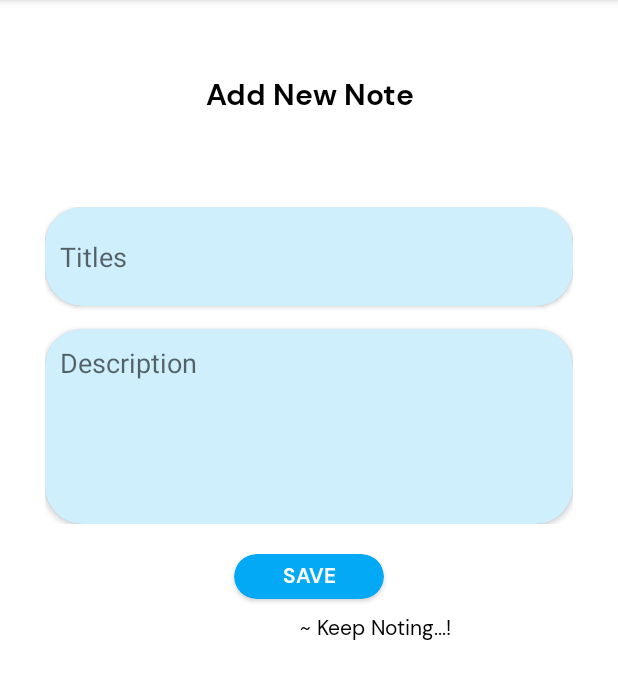
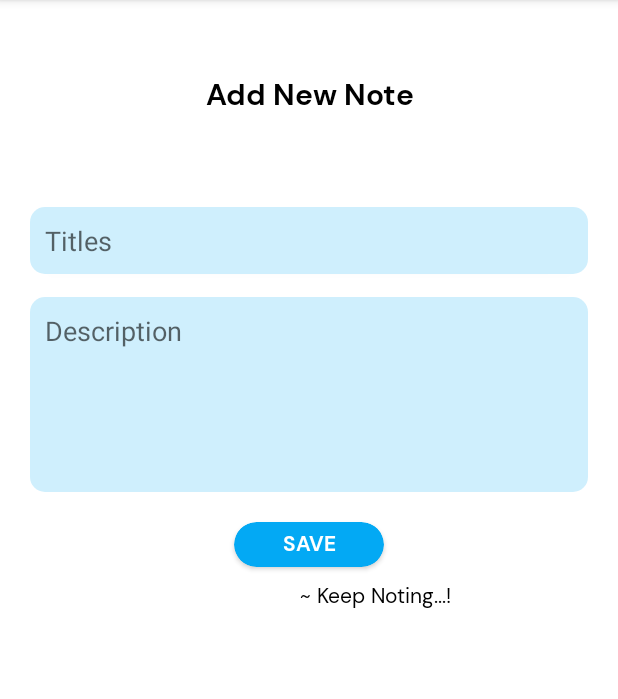
Before and after one commit to RAJSABARI/MR.NOTES, an Android app: the screen it shows after launch (AddNoteActivity), after a tap on an icon or button, on a phone screen of 412 x 824 dp, the part 84-783 px from its top. Run offline under Robolectric (Android 15) with nearby library versions, the phone set to English and light mode, and no system bars; libraries missing offline, so code that uses them is left out: io.realm; Roboto replaces fonts that are not available here; 9 statements that could not run were skipped.

Commit message:
Alignment changed

```diff
--- a/app/build.gradle
+++ b/app/build.gradle
@@ -37,6 +37,8 @@ dependencies {
     testImplementation 'junit:junit:4.13.2'
     androidTestImplementation 'androidx.test.ext:junit:1.1.5'
     androidTestImplementation 'androidx.test.espresso:espresso-core:3.5.1'
+
+    implementation 'androidx.core:core-splashscreen:1.0.0'
 }
 realm{
     syncEnabled=true
--- a/app/src/main/java/com/rajsabari/notes/MyApplication.java
+++ b/app/src/main/java/com/rajsabari/notes/MyApplication.java
@@ -10,7 +10,7 @@ public class MyApplication extends Application {
     public void onCreate() {
         super.onCreate();
         Realm.init(this);
-        RealmConfiguration note=new RealmConfiguration.Builder()
+        RealmConfiguration note = new RealmConfiguration.Builder()
                 .name("notes")
                 .schemaVersion(1)
                 .allowWritesOnUiThread(true)
@@ -18,4 +18,4 @@ public class MyApplication extends Application {
                 .build();
         Realm.setDefaultConfiguration(note);
     }
-    }
+}
--- a/app/src/main/java/com/rajsabari/notes/Notes.java
+++ b/app/src/main/java/com/rajsabari/notes/Notes.java
@@ -5,6 +5,7 @@ import io.realm.RealmObject;
 public class Notes extends RealmObject {
     String title;
     String description;
+    long createdTime;
 
     public String getTitle() {
         return title;
@@ -30,6 +31,5 @@ public class Notes extends RealmObject {
         this.createdTime = createdTime;
     }
 
-    long createdTime;
 
 }
--- /dev/null
+++ b/app/src/main/java/com/rajsabari/notes/SplashActivity.java
@@ -0,0 +1,27 @@
+package com.rajsabari.notes;
+
+import android.app.Activity;
+import android.content.Intent;
+import android.os.Bundle;
+import android.os.Handler;
+
+public class SplashActivity extends MainActivity {
+    Handler handler;
+
+    @Override
+    protected void onCreate(Bundle savedInstanceState) {
+        super.onCreate(savedInstanceState);
+        setContentView(R.layout.splash_screen);
+
+        handler = new Handler();
+        handler.postDelayed(new Runnable() {
+            @Override
+            public void run() {
+                Intent intent = new Intent(SplashActivity.this, MainActivity.class);
+                startActivity(intent);
+                finish();
+            }
+        }, 3000);
+
+    }
+}
--- a/app/src/main/res/layout/activity_add_note.xml
+++ b/app/src/main/res/layout/activity_add_note.xml
@@ -3,13 +3,14 @@
     xmlns:app="http://schemas.android.com/apk/res-auto"
     xmlns:tools="http://schemas.android.com/tools"
     android:layout_width="match_parent"
-    android:layout_height="match_parent"
+    android:layout_height="wrap_content"
     android:background="#fff"
     android:orientation="vertical"
-    tools:context=".AddNoteActivity">
+    tools:context=".AddNoteActivity"
+    android:layout_centerInParent="true"
+    >
 
     <TextView
-
         android:id="@+id/name"
         android:layout_width="match_parent"
         android:layout_height="wrap_content"
@@ -25,33 +26,33 @@
         android:layout_width="500dp"
         android:layout_height="wrap_content"
         android:layout_below="@+id/name"
-        android:layout_alignParentEnd="true"
         android:layout_marginStart="20dp"
         android:layout_marginTop="51dp"
-        android:layout_marginEnd="20dp"
         android:orientation="vertical"
-        android:padding="10dp">
+        android:padding="10dp"
+        android:layout_centerInParent="true">
 
         <androidx.cardview.widget.CardView
             android:layout_width="match_parent"
             android:layout_height="wrap_content"
-            app:cardCornerRadius="25dp">
+            app:cardCornerRadius="10dp">
 
             <EditText
-android:padding="10dp"
+
+                android:padding="10dp"
                 android:id="@+id/title"
                 android:layout_width="match_parent"
                 android:layout_height="wrap_content"
                 android:background="#3003A9F4"
                 android:hint="Titles"
-                android:lines="2" />
+                android:lines="1" />
         </androidx.cardview.widget.CardView>
 
         <androidx.cardview.widget.CardView
             android:layout_width="match_parent"
             android:layout_height="wrap_content"
             android:layout_marginTop="15dp"
-            app:cardCornerRadius="25dp">
+            app:cardCornerRadius="10dp">
 
             <EditText
 
@@ -64,23 +65,6 @@ android:padding="10dp"
                 android:lines="5"
                 android:padding="10dp" />
         </androidx.cardview.widget.CardView>
-<!--        <androidx.cardview.widget.CardView-->
-<!--            android:layout_width="wrap_content"-->
-<!--            android:layout_height="wrap_content"-->
-<!--            android:layout_marginTop="15dp"-->
-<!--            app:cardCornerRadius="25dp"-->
-<!--            android:layout_gravity="center"-->
-<!--            android:backgroundTint="#F44336"-->
-
-<!--            >-->
-
-<!--            <Button-->
-<!--                android:background="#F44336"-->
-<!--                android:id="@+id/save1"-->
-<!--                android:layout_width="wrap_content"-->
-<!--                android:layout_height="match_parent"-->
-<!--                android:text="SAVE" />-->
-<!--        </androidx.cardview.widget.CardView>-->
     </LinearLayout>
     <androidx.cardview.widget.CardView
         android:layout_marginTop="10dp"
@@ -98,7 +82,7 @@ android:padding="10dp"
             android:id="@+id/save1"
           android:fontFamily="@font/dmsansbold"
             android:textColor="@color/white"
-            android:padding="2dp"
+            android:padding="5dp"
             android:textAlignment="center"
             android:layout_width="match_parent"
             android:layout_height="wrap_content"
--- a/app/src/main/res/values/strings.xml
+++ b/app/src/main/res/values/strings.xml
@@ -1,3 +1,3 @@
 <resources>
-    <string name="app_name" >Notes</string>
+    <string name="app_name">Notes</string>
 </resources>
```
Also changed, not shown: app/src/main/AndroidManifest.xml (+11 -10 lines), app/src/main/java/com/rajsabari/notes/MainActivity.java (+8 -6 lines), app/src/main/java/com/rajsabari/notes/MyAdapter.java (+13 -13 lines), app/src/main/res/layout/activity_main.xml (+12 -12 lines), app/src/main/res/layout/item_view.xml (+16 -14 lines), app/src/main/res/layout/splash_screen.xml (added, +37 -0 lines).
